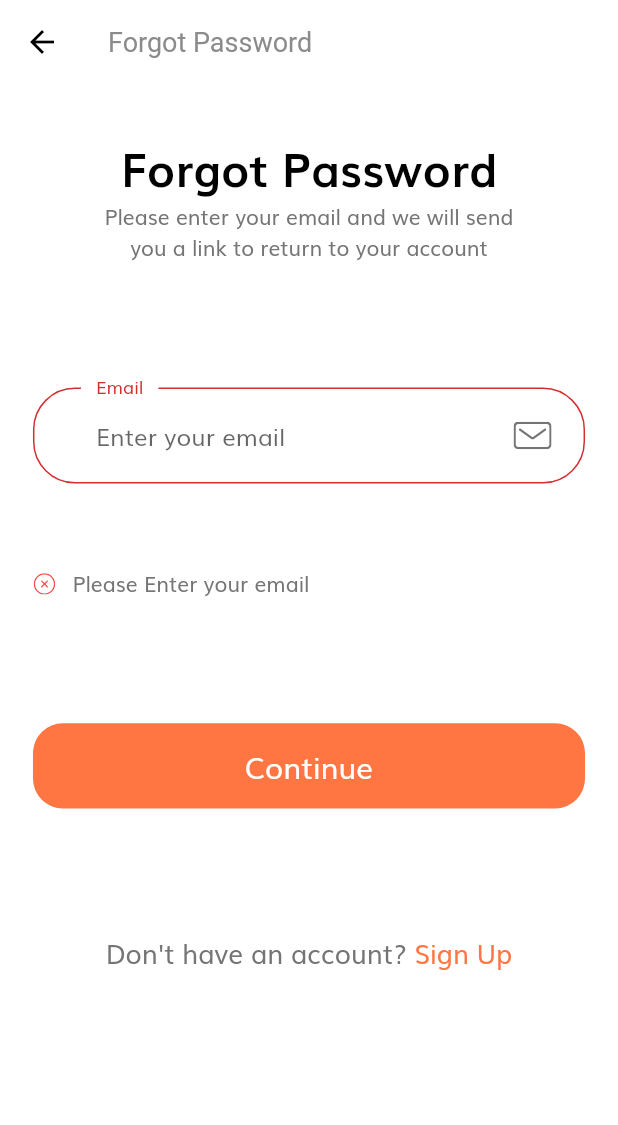
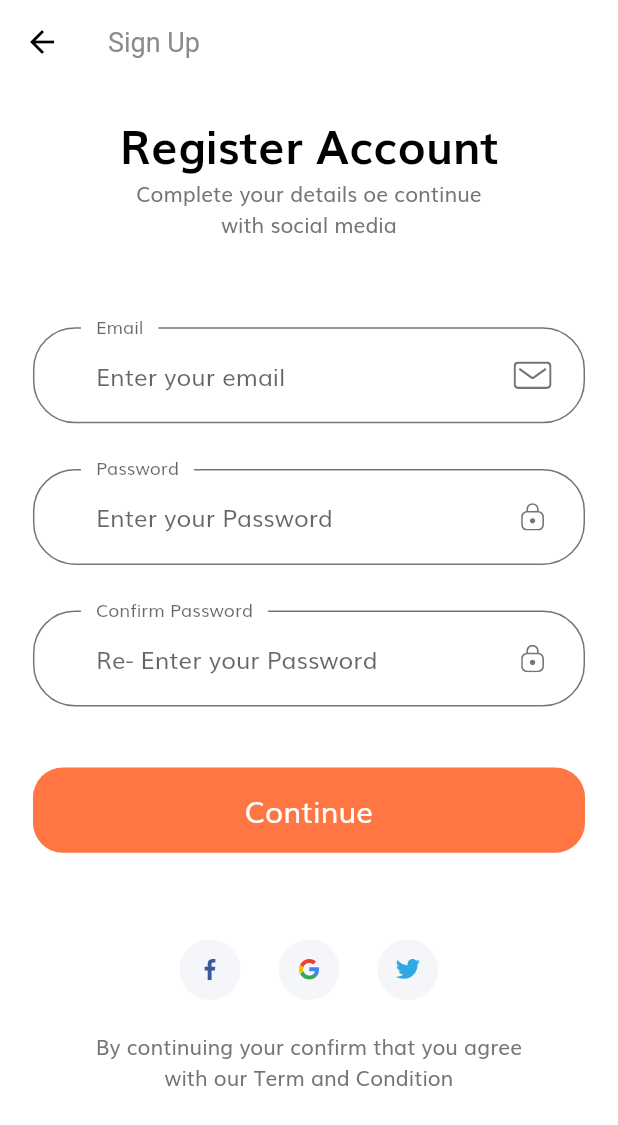
Before and after one commit to xrr2016/flutter-shop-app, a Flutter app: the FogotPasswordScreen screen opened by its route, after a tap on "Continue", after a tap on "Sign Up", on a phone screen of 412 x 824 dp. Shown: the top 1125 px of the screen. Run offline on Flutter 3.47's test engine with Material 2 defaults, Android fonts, the phone set to English and light mode, and no system bars; our stand-ins replace flutter_svg.

Commit message:
feat: signup screen

```diff
--- a/lib/components/not_account_text.dart
+++ b/lib/components/not_account_text.dart
@@ -1,5 +1,6 @@
 import 'package:flutter/material.dart';
 import 'package:shop_app/screens/fogot_password/fogot_password_screen.dart';
+import 'package:shop_app/screens/sign_up/signup_screen.dart';
 
 import '../constans.dart';
 import '../size_config.dart';
@@ -19,7 +20,9 @@ class NotAccountText extends StatelessWidget {
           style: TextStyle(fontSize: getProportionateScreenWidth(16)),
         ),
         GestureDetector(
-          onTap: () {},
+          onTap: () {
+            Navigator.pushNamed(context, SignupScreen.routeName);
+          },
           child: Text(
             "Sign Up",
             style: TextStyle(
--- a/lib/constans.dart
+++ b/lib/constans.dart
@@ -1,4 +1,6 @@
 import 'package:flutter/material.dart';
+
+import 'size_config.dart';
 
 const kPrimaryColor = Color(0xFFFF7643);
 const kPrimaryLightColor = Color(0xFFFFECDF);
@@ -23,3 +25,10 @@ const String kMatchPassError = "Passwords don't match";
 const String kNamelNullError = "Please Enter your name";
 const String kPhoneNumberNullError = "Please Enter your phone number";
 const String kAddressNullError = "Please Enter your address";
+
+final headingStyle = TextStyle(
+  fontSize: getProportionateScreenWidth(28),
+  fontWeight: FontWeight.bold,
+  color: Colors.black,
+  height: 1.5,
+);
--- a/lib/routes.dart
+++ b/lib/routes.dart
@@ -1,12 +1,14 @@
 import 'package:flutter/material.dart';
 import 'package:shop_app/screens/fogot_password/fogot_password_screen.dart';
 import 'package:shop_app/screens/login_success/login_success_screen.dart';
-import 'package:shop_app/screens/signin/signin_screen.dart';
+import 'package:shop_app/screens/sign_in/signin_screen.dart';
+import 'package:shop_app/screens/sign_up/signup_screen.dart';
 import 'package:shop_app/screens/splash/splash_screen.dart';
 
 final Map<String, WidgetBuilder> routes = {
   SplashScreen.routeName: (context) => SplashScreen(),
   SigninScreen.routeName: (context) => SigninScreen(),
+  SignupScreen.routeName: (context) => SignupScreen(),
   FogotPasswordScreen.routeName: (context) => FogotPasswordScreen(),
   LoginSuccessScreen.routeName: (context) => LoginSuccessScreen(),
 };
--- /dev/null
+++ b/lib/screens/sign_up/components/signup_body.dart
@@ -0,0 +1,60 @@
+import 'package:flutter/material.dart';
+import 'package:shop_app/components/socal_card.dart';
+import 'package:shop_app/constans.dart';
+import 'package:shop_app/size_config.dart';
+
+import './signup_form.dart';
+
+class SignupBody extends StatelessWidget {
+  @override
+  Widget build(BuildContext context) {
+    return SizedBox(
+      width: double.infinity,
+      child: Padding(
+        padding: EdgeInsets.symmetric(
+          horizontal: getProportionateScreenWidth(20),
+        ),
+        child: SingleChildScrollView(
+          child: Column(
+            children: [
+              SizedBox(height: SizeConfig.screenHeight * 0.02),
+              Text(
+                'Register Account',
+                style: headingStyle,
+              ),
+              Text(
+                'Complete your details oe continue \nwith social media',
+                textAlign: TextAlign.center,
+              ),
+              SizedBox(height: SizeConfig.screenHeight * 0.07),
+              SignupForm(),
+              SizedBox(height: SizeConfig.screenHeight * 0.07),
+              Row(
+                mainAxisAlignment: MainAxisAlignment.center,
+                children: [
+                  SocalCard(
+                    icon: "assets/icons/facebook-2.svg",
+                    press: () {},
+                  ),
+                  SocalCard(
+                    icon: "assets/icons/google-icon.svg",
+                    press: () {},
+                  ),
+                  SocalCard(
+                    icon: "assets/icons/twitter.svg",
+                    press: () {},
+                  ),
+                ],
+              ),
+              SizedBox(height: getProportionateScreenHeight(20)),
+              Text(
+                'By continuing your confirm that you agree \nwith our Term and Condition',
+                textAlign: TextAlign.center,
+              )
+            ],
+          ),
+        ),
+      ),
+    );
+  }
+}
--- /dev/null
+++ b/lib/screens/sign_up/components/signup_form.dart
@@ -0,0 +1,161 @@
+import 'package:flutter/material.dart';
+import 'package:shop_app/components/custom_suffix_icon.dart';
+import 'package:shop_app/components/default_button.dart';
+import 'package:shop_app/components/form_errors.dart';
+
+import '../../../constans.dart';
+import '../../../size_config.dart';
+
+class SignupForm extends StatefulWidget {
+  @override
+  _SignupFormState createState() => _SignupFormState();
+}
+
+class _SignupFormState extends State<SignupForm> {
+  final GlobalKey<FormState> _formKey = GlobalKey<FormState>();
+  final List<String> _errors = [];
+
+  String email;
+  String password;
+  String confirmPassword;
+
+  void addError({String error}) {
+    if (!_errors.contains(error)) {
+      _errors.add(error);
+    }
+  }
+
+  void removeError({String error}) {
+    if (_errors.contains(error)) {
+      _errors.remove(error);
+    }
+  }
+
+  @override
+  Widget build(BuildContext context) {
+    return Form(
+      key: _formKey,
+      child: Column(
+        children: [
+          buildEmailFormField(),
+          SizedBox(height: getProportionateScreenHeight(30)),
+          buildPasswordFormField(),
+          SizedBox(height: getProportionateScreenHeight(30)),
+          buildConfirmPasswordFormField(),
+          FormErrors(errors: _errors),
+          SizedBox(height: getProportionateScreenHeight(40)),
+          DefaultButton(
+            text: 'Continue',
+            press: () {
+              if (_formKey.currentState.validate()) {
+                // Go
+              }
+            },
+          )
+        ],
+      ),
+    );
+  }
+
+  TextFormField buildConfirmPasswordFormField() {
+    return TextFormField(
+      obscureText: true,
+      onSaved: (newValue) {
+        confirmPassword = newValue;
+      },
+      onChanged: (value) {
+        if (password == confirmPassword) {
+          removeError(error: kMatchPassError);
+        }
+        setState(() {});
+        return null;
+      },
+      validator: (value) {
+        if (value.isEmpty) {
+        } else if (password != confirmPassword) {
+          addError(error: kMatchPassError);
+        }
+        setState(() {});
+        return "";
+      },
+      decoration: InputDecoration(
+        labelText: "Confirm Password",
+        hintText: "Re- Enter your Password",
+        floatingLabelBehavior: FloatingLabelBehavior.always,
+        suffixIcon: CustomSuffixIcon(
+          icon: "assets/icons/Lock.svg",
+        ),
+      ),
+    );
+  }
+
+  TextFormField buildPasswordFormField() {
+    return TextFormField(
+      obscureText: true,
+      onSaved: (newValue) {
+        password = newValue;
+      },
+      onChanged: (value) {
+        if (value.isNotEmpty && _errors.contains(kPassNullError)) {
+          _errors.remove(kPassNullError);
+        } else if (value.length >= 8 && _errors.contains(kShortPassError)) {
+          _errors.remove(kShortPassError);
+        }
+        password = value;
+        setState(() {});
+        return null;
+      },
+      validator: (value) {
+        if (value.isEmpty && !_errors.contains(kPassNullError)) {
+          _errors.add(kPassNullError);
+        } else if (value.length < 8 && !_errors.contains(kShortPassError)) {
+          _errors.add(kShortPassError);
+        }
+        setState(() {});
+        return "";
+      },
+      decoration: InputDecoration(
+        labelText: "Password",
+        hintText: "Enter your Password",
+        floatingLabelBehavior: FloatingLabelBehavior.always,
+        suffixIcon: CustomSuffixIcon(
+          icon: "assets/icons/Lock.svg",
+        ),
+      ),
+    );
+  }
+
+  TextFormField buildEmailFormField() {
+    return TextFormField(
+      keyboardType: TextInputType.emailAddress,
+      onSaved: (newValue) {
+        email = newValue;
+      },
+      onChanged: (value) {
+        if (value.isNotEmpty) {
+          removeError(error: kEmailNullError);
+        } else if (emailValidatorRegExp.hasMatch(value)) {
+          removeError(error: kInvalidEmailError);
+        }
+        setState(() {});
+      },
+      validator: (value) {
+        if (value.isEmpty) {
+          addError(error: kEmailNullError);
+        } else if (!emailValidatorRegExp.hasMatch(value)) {
+          addError(error: kInvalidEmailError);
+        }
+        setState(() {});
+        return "";
+      },
+      decoration: InputDecoration(
+        labelText: "Email",
+        hintText: "Enter your email",
+        floatingLabelBehavior: FloatingLabelBehavior.always,
+        suffixIcon: CustomSuffixIcon(
+          icon: "assets/icons/Mail.svg",
+        ),
+      ),
+    );
+  }
+}
--- /dev/null
+++ b/lib/screens/sign_up/signup_screen.dart
@@ -0,0 +1,15 @@
+import 'package:flutter/material.dart';
+import 'package:shop_app/screens/sign_up/components/signup_body.dart';
+
+class SignupScreen extends StatelessWidget {
+  static String routeName = '/sign_up';
+  @override
+  Widget build(BuildContext context) {
+    return Scaffold(
+      appBar: AppBar(
+        title: Text('Sign Up'),
+      ),
+      body: SignupBody(),
+    );
+  }
+}
--- a/lib/screens/splash/components/splash_body.dart
+++ b/lib/screens/splash/components/splash_body.dart
@@ -1,5 +1,5 @@
 import 'package:flutter/material.dart';
-import 'package:shop_app/screens/signin/signin_screen.dart';
+import 'package:shop_app/screens/sign_in/signin_screen.dart';
 
 import './splash_content.dart';
 import '../../../constans.dart';
```
Also changed, not shown: lib/screens/sign_in/components/signin_form.dart (renamed from lib/screens/signin/components/signin_form.dart, +13 -1 lines), lib/screens/sign_in/components/signin_body.dart (renamed from lib/screens/signin/components/signin_body.dart), lib/screens/sign_in/signin_screen.dart (renamed from lib/screens/signin/signin_screen.dart).
